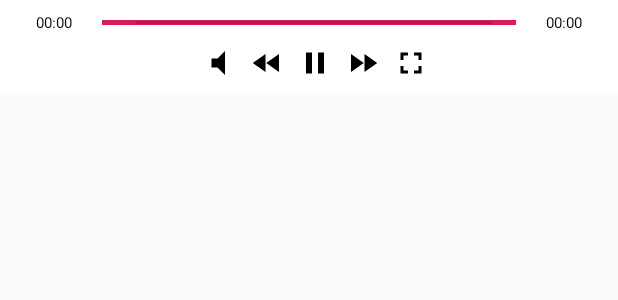
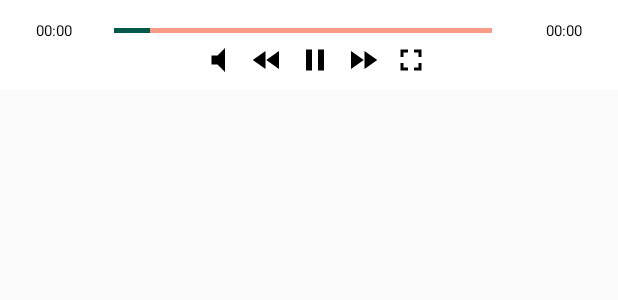
Before and after one commit to whogashaga/Midterm, an Android app: the layout media_controller.xml on its own in the app's theme, with its tools: preview values and no code run, on a phone screen of 412 x 824 dp. Shown: the top 300 px of the screen. Run offline under Robolectric (Android 15) with nearby library versions, the phone set to English and light mode, and no system bars.

Commit message:
change seekbar style

```diff
--- /dev/null
+++ b/ASMidterm/app/src/main/res/drawable/custom_seekbar.xml
@@ -0,0 +1,10 @@
+<layer-list xmlns:android="http://schemas.android.com/apk/res/android" >
+
+    <item
+        android:id="@android:id/background"
+        android:drawable="@drawable/seekbar"/>
+    <item android:id="@android:id/progress">
+        <clip android:drawable="@drawable/seekbar" />
+    </item>
+
+</layer-list>
--- /dev/null
+++ b/ASMidterm/app/src/main/res/drawable/custom_thumb.xml
@@ -0,0 +1,13 @@
+<shape xmlns:android="http://schemas.android.com/apk/res/android"
+    android:shape="oval" >
+
+    <gradient
+        android:angle="270"
+        android:endColor="#CC1919"
+        android:startColor="#3FF81B1B" />
+
+    <size
+        android:height="35dp"
+        android:width="35dp" />
+
+</shape>
--- a/ASMidterm/app/src/main/res/layout/media_controller.xml
+++ b/ASMidterm/app/src/main/res/layout/media_controller.xml
@@ -1,7 +1,7 @@
 <?xml version="1.0" encoding="utf-8"?>
 <android.support.constraint.ConstraintLayout xmlns:android="http://schemas.android.com/apk/res/android"
     android:layout_width="match_parent"
-    android:layout_height="wrap_content"
+    android:layout_height="60dp"
     android:background="#ffffff"
     android:orientation="horizontal"
     xmlns:app="http://schemas.android.com/apk/res-auto">
@@ -73,7 +73,7 @@
         android:layout_width="wrap_content"
         android:layout_height="wrap_content"
         android:layout_marginStart="24dp"
-        android:layout_marginTop="8dp"
+        android:layout_marginTop="20dp"
         android:layout_marginBottom="40dp"
         android:text="00:00"
         android:textColor="@android:color/black"
@@ -100,7 +100,14 @@
         android:layout_height="3dp"
         android:layout_marginStart="20dp"
         android:layout_marginEnd="20dp"
-        android:background="@color/colorAccent"
+        android:splitTrack="false"
+        android:thumbOffset="8dp"
+        style="@style/MySeekBar"
+        android:thumbTint="@color/colorPrimaryDark"
+        android:thumbTintMode="add"
+        android:scrollbarThumbHorizontal="@color/colorPrimaryDark"
+        android:thumb="@drawable/ic_play_24dp"
+        android:progressDrawable="@drawable/custom_seekbar"
         app:layout_constraintBottom_toBottomOf="@+id/text_current_time"
         app:layout_constraintEnd_toStartOf="@+id/text_total_time"
         app:layout_constraintStart_toEndOf="@+id/text_current_time"
--- a/ASMidterm/app/src/main/res/values/styles.xml
+++ b/ASMidterm/app/src/main/res/values/styles.xml
@@ -8,4 +8,12 @@
         <item name="colorAccent">@color/colorAccent</item>
     </style>
 
+    <style name="MySeekBar" parent="Widget.AppCompat.SeekBar">
+        <item name="android:progressBackgroundTint">#FA9C85</item>
+        <item name="android:progressTint">#9BFF9D</item>
+        <item name="android:colorControlActivated">#FFB3D4</item>
+    </style>
+
+
+
 </resources>
```
Also changed, not shown: ASMidterm/app/src/main/res/drawable-v24/seekbar.png (added), ASMidterm/app/src/main/res/drawable/seekbar.png (added).
